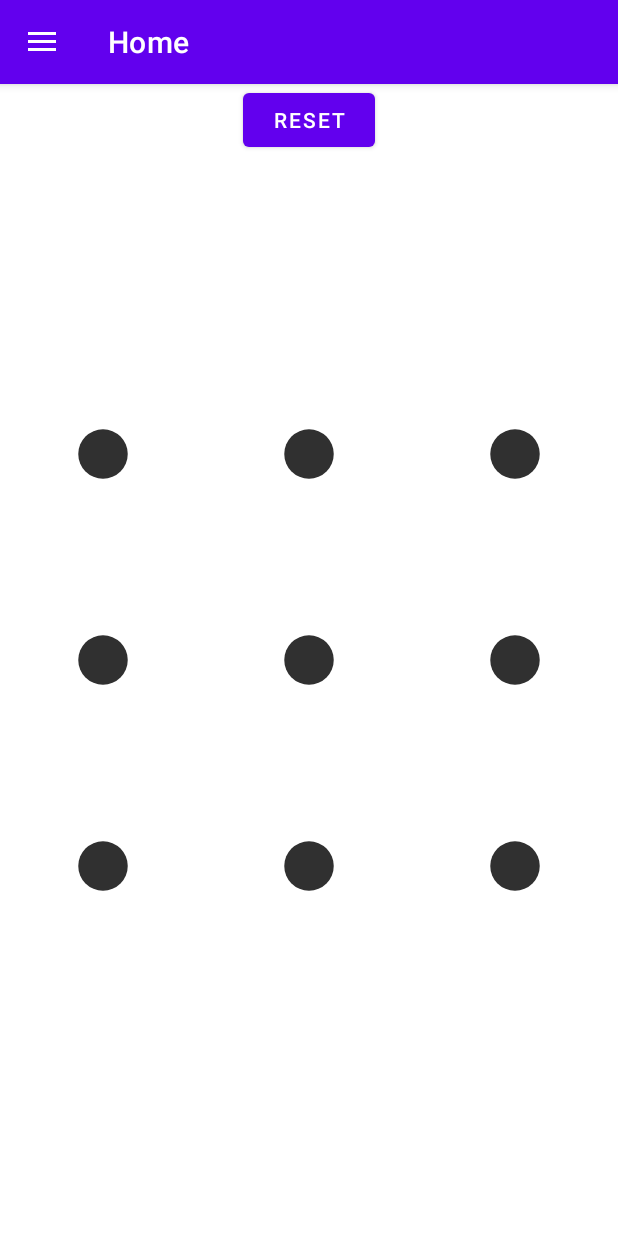
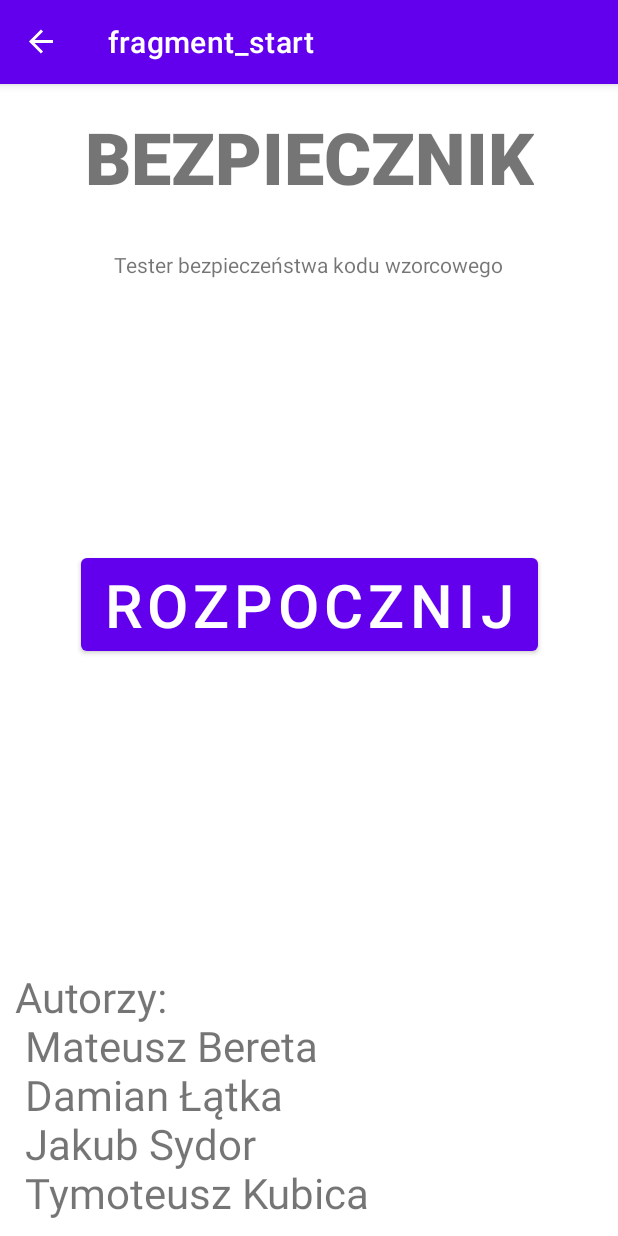
Before and after one commit to IO-Bezpiecznik/bezpiecznik, an Android app: the screen it shows after launch (MainActivity), on a phone screen of 412 x 824 dp. Run offline under Robolectric (Android 15) with nearby library versions, the phone set to English and light mode, and no system bars; our stand-ins replace Room's generated code, navigation-ui.

Commit message:
start screen created

```diff
--- /dev/null
+++ b/app/src/main/java/com/example/bezpiecznik/ui/start/StartFragment.kt
@@ -0,0 +1,36 @@
+package com.example.bezpiecznik.ui.start
+
+import android.os.Bundle
+import androidx.fragment.app.Fragment
+import android.view.LayoutInflater
+import android.view.View
+import android.view.ViewGroup
+import android.widget.Button
+import androidx.navigation.findNavController
+import com.example.bezpiecznik.R
+
+
+class StartFragment : Fragment() {
+
+
+    override fun onCreate(savedInstanceState: Bundle?) {
+        super.onCreate(savedInstanceState)
+
+    }
+
+    override fun onCreateView(
+        inflater: LayoutInflater, container: ViewGroup?,
+        savedInstanceState: Bundle?
+    ): View? {
+
+        val view= inflater.inflate(R.layout.fragment_start, container, false)
+
+        view.findViewById<Button>(R.id.start_btn).setOnClickListener {
+
+            it.findNavController().navigate(R.id.action_startFragment_to_nav_home)
+
+        }
+
+        return view
+    }
+}
--- /dev/null
+++ b/app/src/main/res/layout/fragment_start.xml
@@ -0,0 +1,56 @@
+<?xml version="1.0" encoding="utf-8"?>
+<androidx.constraintlayout.widget.ConstraintLayout xmlns:android="http://schemas.android.com/apk/res/android"
+    xmlns:app="http://schemas.android.com/apk/res-auto"
+    xmlns:tools="http://schemas.android.com/tools"
+    android:id="@+id/constraintLayoutstart"
+    android:layout_width="match_parent"
+    android:layout_height="match_parent"
+    tools:context=".ui.start.StartFragment" >
+
+    <TextView
+        android:id="@+id/start_txtview_title"
+        android:layout_width="wrap_content"
+        android:layout_height="wrap_content"
+        android:layout_marginStart="50dp"
+        android:layout_marginTop="16dp"
+        android:layout_marginEnd="50dp"
+        android:fontFamily="sans-serif-black"
+        android:text="@string/bezpiecznik"
+        android:textSize="48sp"
+        app:layout_constraintEnd_toEndOf="parent"
+        app:layout_constraintStart_toStartOf="parent"
+        app:layout_constraintTop_toTopOf="parent" />
+
+    <TextView
+        android:id="@+id/start_txtview_authors"
+        android:layout_width="wrap_content"
+        android:layout_height="wrap_content"
+        android:layout_marginStart="10dp"
+        android:layout_marginBottom="10dp"
+        android:text="@string/autorzy_n_mateusz_bereta_n_damian_tka_n_jakub_sydor_n_tymoteusz_kubica"
+        android:textSize="28sp"
+        app:layout_constraintBottom_toBottomOf="parent"
+        app:layout_constraintStart_toStartOf="parent" />
+
+    <TextView
+        android:id="@+id/start_txtview_desc"
+        android:layout_width="wrap_content"
+        android:layout_height="wrap_content"
+        android:layout_marginTop="30dp"
+        android:text="@string/tester_bezpiecze_stwa_kodu_wzorcowego"
+        app:layout_constraintEnd_toEndOf="parent"
+        app:layout_constraintStart_toStartOf="parent"
+        app:layout_constraintTop_toBottomOf="@+id/start_txtview_title" />
+
+    <Button
+        android:id="@+id/start_btn"
+        android:layout_width="wrap_content"
+        android:layout_height="wrap_content"
+        android:layout_marginTop="180dp"
+        android:text="@string/rozpocznij"
+        android:textSize="40sp"
+        app:layout_constraintEnd_toEndOf="parent"
+        app:layout_constraintStart_toStartOf="parent"
+        app:layout_constraintTop_toBottomOf="@+id/start_txtview_desc" />
+
+</androidx.constraintlayout.widget.ConstraintLayout>
--- a/app/src/main/res/navigation/mobile_navigation.xml
+++ b/app/src/main/res/navigation/mobile_navigation.xml
@@ -3,7 +3,7 @@
     xmlns:app="http://schemas.android.com/apk/res-auto"
     xmlns:tools="http://schemas.android.com/tools"
     android:id="@+id/mobile_navigation"
-    app:startDestination="@+id/nav_home">
+    app:startDestination="@id/startFragment">
 
     <fragment
         android:id="@+id/nav_home"
@@ -29,5 +29,14 @@
         android:name="com.example.bezpiecznik.ui.exportImportData.ExportImportFragment"
         android:label="Kopia danych"
         tools:layout="@layout/export_import_fragment" />
+    <fragment
+        android:id="@+id/startFragment"
+        android:name="com.example.bezpiecznik.ui.start.StartFragment"
+        android:label="fragment_start"
+        tools:layout="@layout/fragment_start" >
+        <action
+            android:id="@+id/action_startFragment_to_nav_home"
+            app:destination="@id/nav_home" />
+    </fragment>
 
 </navigation>
--- a/app/src/main/res/values/strings.xml
+++ b/app/src/main/res/values/strings.xml
@@ -22,4 +22,10 @@
     <string name="import_txt">Import</string>
     <string name="export_desc">Funkcja eksportu danych pozwala zapisać Ci wszystkie twoje kodu i siatki, aby móc potem je odtworzyć na innym urządzeniu.</string>
     <string name="import_desc">Funkcja importu pozwala Ci na odtworzenie zapisanych siatek i kodów z innego urządzenia.</string>
+    <!-- TODO: Remove or change this placeholder text -->
+    <string name="hello_blank_fragment">Hello blank fragment</string>
+    <string name="bezpiecznik">BEZPIECZNIK</string>
+    <string name="autorzy_n_mateusz_bereta_n_damian_tka_n_jakub_sydor_n_tymoteusz_kubica">Autorzy: \n Mateusz Bereta \n Damian Łątka \n Jakub Sydor \n Tymoteusz Kubica</string>
+    <string name="tester_bezpiecze_stwa_kodu_wzorcowego">Tester bezpieczeństwa kodu wzorcowego</string>
+    <string name="rozpocznij">Rozpocznij</string>
 </resources>
```
